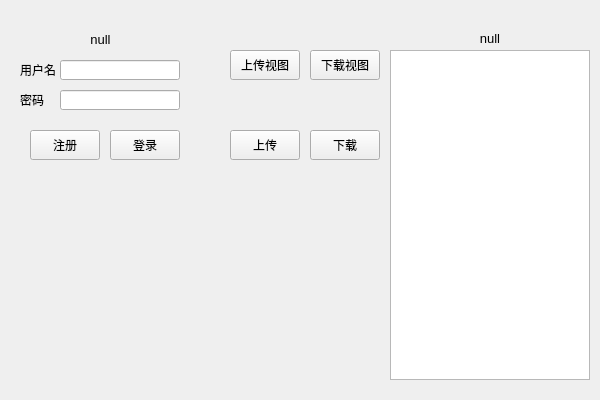
First picture: the form in MainWindow.ui, repository speaker1729/tapd, before the edit.
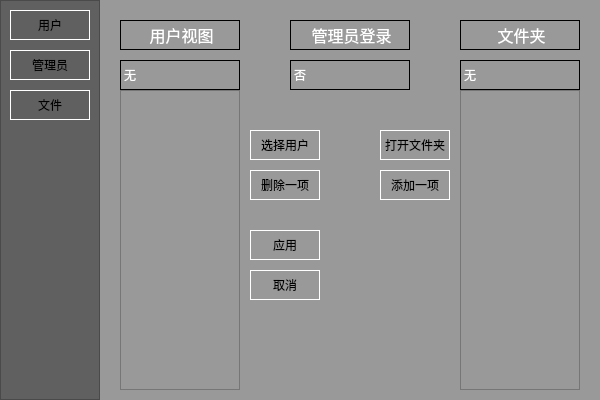
Second picture: the form after the edit. The open tabs and pages were chosen to show the change.

The edit to the form file:
```diff
--- a/MainWindow.ui
+++ b/MainWindow.ui
@@ -14,41 +14,46 @@
    <string>MainWindow</string>
   </property>
   <widget class="QWidget" name="centralwidget">
-   <widget class="QListView" name="listView">
-    <property name="geometry">
-     <rect>
-      <x>390</x>
-      <y>50</y>
-      <width>200</width>
-      <height>330</height>
-     </rect>
-    </property>
-   </widget>
-   <widget class="QLineEdit" name="lineEdit">
+   <property name="styleSheet">
+    <string notr="true">background-color: rgb(153, 153, 153);</string>
+   </property>
+   <widget class="QStackedWidget" name="stackedWidget">
     <property name="geometry">
      <rect>
-      <x>60</x>
-      <y>60</y>
-      <width>120</width>
-      <height>20</height>
+      <x>100</x>
+      <y>0</y>
+      <width>500</width>
+      <height>400</height>
      </rect>
     </property>
-   </widget>
-   <widget class="QLineEdit" name="lineEdit_2">
-    <property name="geometry">
-     <rect>
-      <x>60</x>
-      <y>90</y>
-      <width>120</width>
-      <height>20</height>
-     </rect>
+    <property name="styleSheet">
+     <string notr="true">QLabel
+{
+	border-style: solid;
+	border-width: 1px;
+	border-color: rgb(0,0,0);
+	color: rgb(255, 255, 255);
+}
+QPushButton
+{
+	border-style: solid;
+	border-width: 1px;
+	border-color: rgb(255, 255, 255);
+	color: rgb(0, 0, 0);
+}</string>
     </property>
-   </widget>
-   <widget class="QPushButton" name="pushButton">
+    <property name="currentIndex">
+     <number>0</number>
+    </property>
+    <widget class="QWidget" name="page_user">
+     <property name="styleSheet">
+      <string notr="true"/>
+     </property>
+     <widget class="QPushButton" name="btn_registry">
     <property name="geometry">
      <rect>
-      <x>30</x>
-      <y>130</y>
+        <x>20</x>
+        <y>140</y>
       <width>70</width>
       <height>30</height>
      </rect>
@@ -57,11 +62,11 @@
      <string>注册</string>
     </property>
    </widget>
-   <widget class="QPushButton" name="pushButton_2">
+     <widget class="QPushButton" name="btn_login">
     <property name="geometry">
      <rect>
-      <x>110</x>
-      <y>130</y>
+        <x>100</x>
+        <y>140</y>
       <width>70</width>
       <height>30</height>
      </rect>
@@ -74,71 +79,303 @@
     <property name="geometry">
      <rect>
       <x>20</x>
-      <y>90</y>
-      <width>40</width>
-      <height>20</height>
-     </rect>
-    </property>
+        <y>40</y>
+        <width>60</width>
+        <height>30</height>
+       </rect>
+      </property>
+      <property name="styleSheet">
+       <string notr="true"/>
+      </property>
     <property name="text">
-     <string>密码</string>
+       <string>&lt;html&gt;&lt;head/&gt;&lt;body&gt;&lt;p align=&quot;center&quot;&gt;&lt;span style=&quot; font-size:12pt;&quot;&gt;用户名&lt;/span&gt;&lt;/p&gt;&lt;/body&gt;&lt;/html&gt;</string>
     </property>
    </widget>
    <widget class="QLabel" name="label_2">
     <property name="geometry">
      <rect>
       <x>20</x>
-      <y>60</y>
-      <width>40</width>
-      <height>20</height>
+        <y>90</y>
+        <width>60</width>
+        <height>30</height>
      </rect>
     </property>
     <property name="text">
-     <string>用户名</string>
+       <string>&lt;html&gt;&lt;head/&gt;&lt;body&gt;&lt;p align=&quot;center&quot;&gt;&lt;span style=&quot; font-size:12pt;&quot;&gt;密码&lt;/span&gt;&lt;/p&gt;&lt;/body&gt;&lt;/html&gt;</string>
     </property>
    </widget>
    <widget class="QLabel" name="label_3">
     <property name="geometry">
      <rect>
+        <x>290</x>
+        <y>40</y>
+        <width>150</width>
+        <height>30</height>
+       </rect>
+      </property>
+      <property name="text">
+       <string>&lt;html&gt;&lt;head/&gt;&lt;body&gt;&lt;p align=&quot;center&quot;&gt;&lt;span style=&quot; font-size:12pt;&quot;&gt;当前用户&lt;/span&gt;&lt;/p&gt;&lt;/body&gt;&lt;/html&gt;</string>
+      </property>
+     </widget>
+     <widget class="QPushButton" name="btn_logout">
+      <property name="geometry">
+       <rect>
+        <x>180</x>
+        <y>140</y>
+        <width>70</width>
+        <height>30</height>
+       </rect>
+      </property>
+      <property name="text">
+       <string>登出</string>
+      </property>
+     </widget>
+     <widget class="QLabel" name="lab_user">
+      <property name="geometry">
+       <rect>
+        <x>290</x>
+        <y>90</y>
+        <width>150</width>
+        <height>30</height>
+       </rect>
+      </property>
+      <property name="text">
+       <string>无</string>
+      </property>
+     </widget>
+     <widget class="QLabel" name="lab_statue">
+      <property name="geometry">
+       <rect>
+        <x>290</x>
+        <y>190</y>
+        <width>150</width>
+        <height>30</height>
+       </rect>
+      </property>
+      <property name="text">
+       <string>无</string>
+      </property>
+     </widget>
+     <widget class="QLabel" name="label_6">
+      <property name="geometry">
+       <rect>
+        <x>290</x>
+        <y>140</y>
+        <width>150</width>
+        <height>30</height>
+       </rect>
+      </property>
+      <property name="text">
+       <string>&lt;html&gt;&lt;head/&gt;&lt;body&gt;&lt;p align=&quot;center&quot;&gt;&lt;span style=&quot; font-size:12pt;&quot;&gt;当前状态&lt;/span&gt;&lt;/p&gt;&lt;/body&gt;&lt;/html&gt;</string>
+      </property>
+     </widget>
+    </widget>
+    <widget class="QWidget" name="page_admin">
+     <widget class="QListView" name="lv_user">
+      <property name="geometry">
+       <rect>
       <x>20</x>
-      <y>30</y>
-      <width>161</width>
-      <height>20</height>
-     </rect>
-    </property>
-    <property name="text">
-     <string>&lt;html&gt;&lt;head/&gt;&lt;body&gt;&lt;p align=&quot;center&quot;&gt;&lt;span style=&quot; font-size:10pt;&quot;&gt;null&lt;/span&gt;&lt;/p&gt;&lt;/body&gt;&lt;/html&gt;</string>
+        <y>90</y>
+        <width>120</width>
+        <height>300</height>
+       </rect>
+      </property>
+     </widget>
+     <widget class="QListView" name="lv_folder">
+      <property name="geometry">
+       <rect>
+        <x>360</x>
+        <y>90</y>
+        <width>120</width>
+        <height>300</height>
+       </rect>
     </property>
    </widget>
    <widget class="QLabel" name="label_4">
     <property name="geometry">
      <rect>
-      <x>390</x>
-      <y>29</y>
-      <width>200</width>
-      <height>20</height>
+        <x>20</x>
+        <y>20</y>
+        <width>120</width>
+        <height>30</height>
      </rect>
     </property>
     <property name="text">
-     <string>&lt;html&gt;&lt;head/&gt;&lt;body&gt;&lt;p align=&quot;center&quot;&gt;&lt;span style=&quot; font-size:10pt;&quot;&gt;null&lt;/span&gt;&lt;/p&gt;&lt;/body&gt;&lt;/html&gt;</string>
-    </property>
-   </widget>
-   <widget class="QPushButton" name="pushButton_3">
+       <string>&lt;html&gt;&lt;head/&gt;&lt;body&gt;&lt;p align=&quot;center&quot;&gt;&lt;span style=&quot; font-size:12pt;&quot;&gt;用户视图&lt;/span&gt;&lt;/p&gt;&lt;/body&gt;&lt;/html&gt;</string>
+      </property>
+     </widget>
+     <widget class="QLabel" name="label_5">
     <property name="geometry">
      <rect>
-      <x>230</x>
-      <y>50</y>
+        <x>360</x>
+        <y>20</y>
+        <width>120</width>
+        <height>30</height>
+       </rect>
+      </property>
+      <property name="text">
+       <string>&lt;html&gt;&lt;head/&gt;&lt;body&gt;&lt;p align=&quot;center&quot;&gt;&lt;span style=&quot; font-size:12pt;&quot;&gt;文件夹&lt;/span&gt;&lt;/p&gt;&lt;/body&gt;&lt;/html&gt;</string>
+      </property>
+     </widget>
+     <widget class="QPushButton" name="btn_delete">
+      <property name="geometry">
+       <rect>
+        <x>150</x>
+        <y>170</y>
       <width>70</width>
       <height>30</height>
      </rect>
     </property>
     <property name="text">
-     <string>上传视图</string>
-    </property>
-   </widget>
-   <widget class="QPushButton" name="pushButton_4">
+       <string>删除一项</string>
+      </property>
+     </widget>
+     <widget class="QLabel" name="lab_folder">
     <property name="geometry">
      <rect>
-      <x>310</x>
+        <x>360</x>
+        <y>60</y>
+        <width>120</width>
+        <height>30</height>
+       </rect>
+      </property>
+      <property name="text">
+       <string>无</string>
+      </property>
+     </widget>
+     <widget class="QLabel" name="lab_userview">
+      <property name="geometry">
+       <rect>
+        <x>20</x>
+        <y>60</y>
+        <width>120</width>
+        <height>30</height>
+       </rect>
+      </property>
+      <property name="text">
+       <string>无</string>
+      </property>
+     </widget>
+     <widget class="QPushButton" name="btn_choose">
+      <property name="geometry">
+       <rect>
+        <x>150</x>
+        <y>130</y>
+        <width>70</width>
+        <height>30</height>
+       </rect>
+      </property>
+      <property name="text">
+       <string>选择用户</string>
+      </property>
+     </widget>
+     <widget class="QPushButton" name="btn_add">
+      <property name="geometry">
+       <rect>
+        <x>280</x>
+        <y>170</y>
+        <width>70</width>
+        <height>30</height>
+       </rect>
+      </property>
+      <property name="text">
+       <string>添加一项</string>
+      </property>
+     </widget>
+     <widget class="QPushButton" name="btn_open">
+      <property name="geometry">
+       <rect>
+        <x>280</x>
+        <y>130</y>
+        <width>70</width>
+        <height>30</height>
+       </rect>
+      </property>
+      <property name="text">
+       <string>打开文件夹</string>
+      </property>
+     </widget>
+     <widget class="QPushButton" name="btn_apply">
+      <property name="geometry">
+       <rect>
+        <x>150</x>
+        <y>230</y>
+        <width>70</width>
+        <height>30</height>
+       </rect>
+      </property>
+      <property name="text">
+       <string>应用</string>
+      </property>
+     </widget>
+     <widget class="QPushButton" name="btn_cancle">
+      <property name="geometry">
+       <rect>
+        <x>150</x>
+        <y>270</y>
+        <width>70</width>
+        <height>30</height>
+       </rect>
+      </property>
+      <property name="text">
+       <string>取消</string>
+      </property>
+     </widget>
+     <widget class="QLabel" name="lab_admin">
+      <property name="geometry">
+       <rect>
+        <x>190</x>
+        <y>60</y>
+        <width>120</width>
+        <height>30</height>
+       </rect>
+      </property>
+      <property name="text">
+       <string>否</string>
+      </property>
+     </widget>
+     <widget class="QLabel" name="label_10">
+      <property name="geometry">
+       <rect>
+        <x>190</x>
+        <y>20</y>
+        <width>120</width>
+        <height>30</height>
+       </rect>
+      </property>
+      <property name="text">
+       <string>&lt;html&gt;&lt;head/&gt;&lt;body&gt;&lt;p align=&quot;center&quot;&gt;&lt;span style=&quot; font-size:12pt;&quot;&gt;管理员登录&lt;/span&gt;&lt;/p&gt;&lt;/body&gt;&lt;/html&gt;</string>
+      </property>
+     </widget>
+    </widget>
+    <widget class="QWidget" name="page_file">
+     <widget class="QListView" name="lv_folder_2">
+      <property name="geometry">
+       <rect>
+        <x>360</x>
+        <y>20</y>
+        <width>120</width>
+        <height>360</height>
+       </rect>
+      </property>
+     </widget>
+     <widget class="QPushButton" name="btn_down">
+      <property name="geometry">
+       <rect>
+        <x>130</x>
+        <y>110</y>
+        <width>70</width>
+        <height>30</height>
+       </rect>
+      </property>
+      <property name="text">
+       <string>下载</string>
+      </property>
+     </widget>
+     <widget class="QPushButton" name="btn_downview">
+      <property name="geometry">
+       <rect>
+        <x>130</x>
       <y>50</y>
       <width>70</width>
       <height>30</height>
@@ -148,11 +385,11 @@
      <string>下载视图</string>
     </property>
    </widget>
-   <widget class="QPushButton" name="pushButton_5">
+     <widget class="QPushButton" name="btn_up">
     <property name="geometry">
      <rect>
-      <x>230</x>
-      <y>130</y>
+        <x>30</x>
+        <y>110</y>
       <width>70</width>
       <height>30</height>
      </rect>
@@ -161,18 +398,167 @@
      <string>上传</string>
     </property>
    </widget>
-   <widget class="QPushButton" name="pushButton_6">
+     <widget class="QPushButton" name="btn_upview">
     <property name="geometry">
      <rect>
-      <x>310</x>
-      <y>130</y>
+        <x>30</x>
+        <y>50</y>
       <width>70</width>
       <height>30</height>
      </rect>
     </property>
     <property name="text">
-     <string>下载</string>
-    </property>
+       <string>上传视图</string>
+      </property>
+     </widget>
+     <widget class="QLabel" name="label_7">
+      <property name="geometry">
+       <rect>
+        <x>30</x>
+        <y>290</y>
+        <width>150</width>
+        <height>30</height>
+       </rect>
+      </property>
+      <property name="text">
+       <string>&lt;html&gt;&lt;head/&gt;&lt;body&gt;&lt;p align=&quot;center&quot;&gt;&lt;span style=&quot; font-size:12pt;&quot;&gt;当前文件&lt;/span&gt;&lt;/p&gt;&lt;/body&gt;&lt;/html&gt;</string>
+      </property>
+     </widget>
+     <widget class="QLabel" name="lab_folder_2">
+      <property name="geometry">
+       <rect>
+        <x>30</x>
+        <y>240</y>
+        <width>150</width>
+        <height>30</height>
+       </rect>
+      </property>
+      <property name="text">
+       <string>无</string>
+      </property>
+     </widget>
+     <widget class="QLabel" name="lab_file">
+      <property name="geometry">
+       <rect>
+        <x>30</x>
+        <y>340</y>
+        <width>150</width>
+        <height>30</height>
+       </rect>
+      </property>
+      <property name="text">
+       <string>无</string>
+      </property>
+     </widget>
+     <widget class="QLabel" name="label_8">
+      <property name="geometry">
+       <rect>
+        <x>30</x>
+        <y>190</y>
+        <width>150</width>
+        <height>30</height>
+       </rect>
+      </property>
+      <property name="text">
+       <string>&lt;html&gt;&lt;head/&gt;&lt;body&gt;&lt;p align=&quot;center&quot;&gt;&lt;span style=&quot; font-size:12pt;&quot;&gt;当前文件夹&lt;/span&gt;&lt;/p&gt;&lt;/body&gt;&lt;/html&gt;</string>
+      </property>
+     </widget>
+     <widget class="QLabel" name="lab_statue_2">
+      <property name="geometry">
+       <rect>
+        <x>200</x>
+        <y>340</y>
+        <width>150</width>
+        <height>30</height>
+       </rect>
+      </property>
+      <property name="text">
+       <string>无</string>
+      </property>
+     </widget>
+     <widget class="QLabel" name="label_9">
+      <property name="geometry">
+       <rect>
+        <x>200</x>
+        <y>290</y>
+        <width>150</width>
+        <height>30</height>
+       </rect>
+      </property>
+      <property name="text">
+       <string>&lt;html&gt;&lt;head/&gt;&lt;body&gt;&lt;p align=&quot;center&quot;&gt;&lt;span style=&quot; font-size:12pt;&quot;&gt;当前状态&lt;/span&gt;&lt;/p&gt;&lt;/body&gt;&lt;/html&gt;</string>
+      </property>
+     </widget>
+    </widget>
+   </widget>
+   <widget class="QFrame" name="frame">
+    <property name="geometry">
+     <rect>
+      <x>0</x>
+      <y>0</y>
+      <width>100</width>
+      <height>400</height>
+     </rect>
+    </property>
+    <property name="styleSheet">
+     <string notr="true">QPushButton
+{
+	border-style: solid;
+	border-width: 1px;
+	border-color: rgb(255, 255, 255);
+	background-color: rgb(96, 96, 96);
+	color: rgb(0, 0, 0);
+}
+QFrame
+{
+	background-color: rgb(96, 96, 96);
+}</string>
+    </property>
+    <property name="frameShape">
+     <enum>QFrame::StyledPanel</enum>
+    </property>
+    <property name="frameShadow">
+     <enum>QFrame::Raised</enum>
+    </property>
+    <widget class="QPushButton" name="btn_user">
+     <property name="geometry">
+      <rect>
+       <x>10</x>
+       <y>10</y>
+       <width>80</width>
+       <height>30</height>
+      </rect>
+     </property>
+     <property name="text">
+      <string>用户</string>
+     </property>
+    </widget>
+    <widget class="QPushButton" name="btn_admin">
+     <property name="geometry">
+      <rect>
+       <x>10</x>
+       <y>50</y>
+       <width>80</width>
+       <height>30</height>
+      </rect>
+     </property>
+     <property name="text">
+      <string>管理员</string>
+     </property>
+    </widget>
+    <widget class="QPushButton" name="btn_file">
+     <property name="geometry">
+      <rect>
+       <x>10</x>
+       <y>90</y>
+       <width>80</width>
+       <height>30</height>
+      </rect>
+     </property>
+     <property name="text">
+      <string>文件</string>
+     </property>
+    </widget>
    </widget>
   </widget>
  </widget>
```
Left out of the diff: 23 changed lines with no effect on the pictures. Lines whose indentation alone changed are shown as unchanged.
